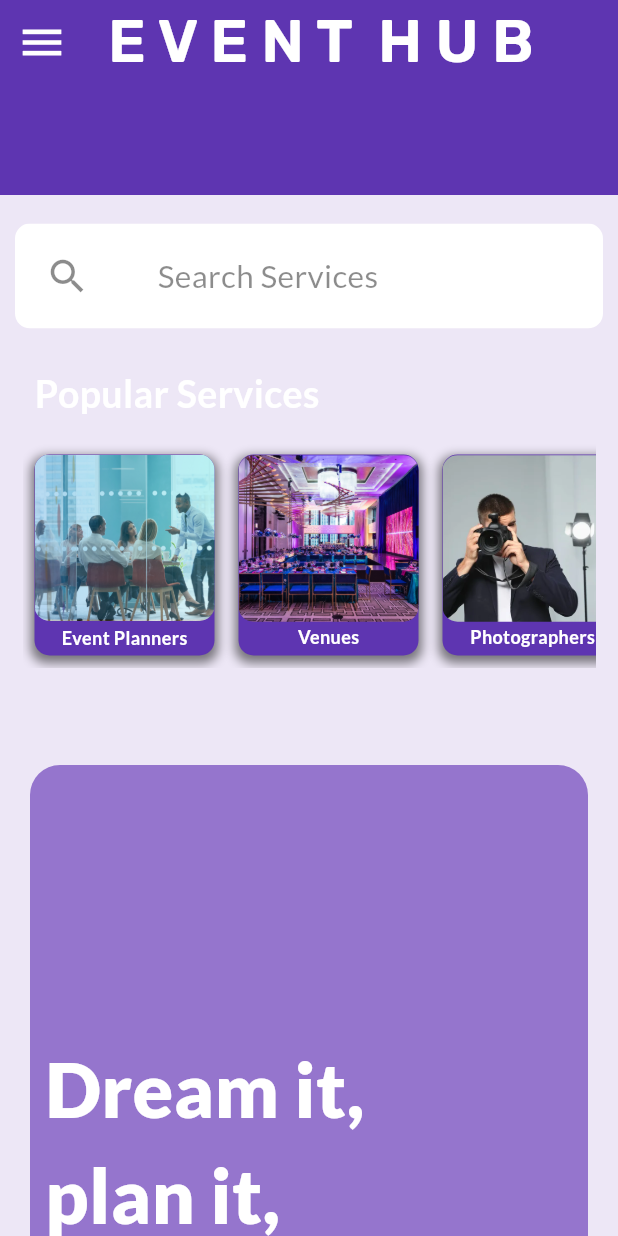
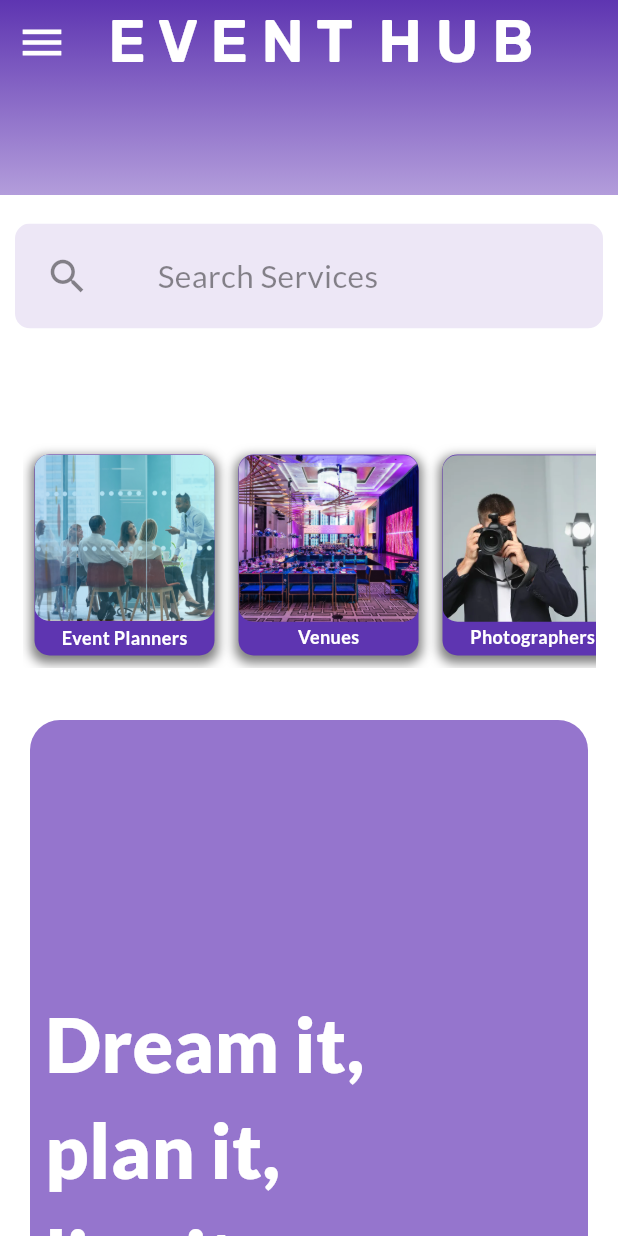
Before and after one commit to jayawardhanadskp/EventHub, a Flutter app: the customerHomePage screen opened by its route, on a phone screen of 412 x 824 dp. Run offline on Flutter 3.47's test engine with Material 3 defaults, Android fonts, the phone set to English and light mode, and no system bars; our stand-ins replace cloud_firestore, curved_navigation_bar, firebase_auth, firebase_core, firebase_messaging, firebase_storage and 9 more; missing offline and left inert: favorite_button, flutter_facebook_auth, flutter_inappwebview, flutter_paypal_checkout; accounts and stored records are empty; network calls fail; statements that could not run were skipped.

Commit message:
customer

```diff
--- a/lib/views/home/customer_home.dart
+++ b/lib/views/home/customer_home.dart
@@ -59,7 +59,7 @@
   Widget build(BuildContext context) {
     return Scaffold(
       key: _scaffoldKey,
-      backgroundColor: Colors.deepPurple[50],
+      backgroundColor: Colors.white,
       body: CustomScrollView(
         slivers: [
           SliverAppBar(
@@ -69,7 +69,7 @@
             pinned: true,
             snap: false,
             leading: IconButton(
-              icon: Icon(
+              icon: const Icon(
                 Icons.menu,
                 color: Colors.white,
                 size: 34,
@@ -81,7 +81,7 @@
             title: Text(
               'E V E N T  H U B',
               style: GoogleFonts.rubik(
-                textStyle: TextStyle(
+                textStyle: const TextStyle(
                   color: Colors.white,
                   fontSize: 40,
                   fontWeight: FontWeight.w600,
@@ -90,7 +90,14 @@
             ),
             flexibleSpace: FlexibleSpaceBar(
               background: Container(
-                color: Colors.deepPurple[600],
+                decoration: const BoxDecoration(
+                  gradient: LinearGradient(colors: [Color (0xFF5E35B1),Color (0xFFB39DDB) ],
+                  begin: FractionalOffset.topCenter,
+                    end: FractionalOffset.bottomCenter,
+                    stops: [0.0,1.0],
+                    tileMode: TileMode.clamp
+                  )
+                ),
               ),
             ),
           ),
@@ -103,15 +110,15 @@
               Padding(
                 padding: const EdgeInsets.only(right: 10, left: 10,top: 5),
                 child: ClipRRect(
-                  borderRadius: BorderRadius.all(Radius.circular(10)),
+                  borderRadius: const BorderRadius.all(Radius.circular(10)),
                   child: GestureDetector(
                     onTap: () {
-                      Navigator.push(context, MaterialPageRoute(builder: (context) => ServicesAll()));
+                      Navigator.push(context, MaterialPageRoute(builder: (context) => const ServicesAll()));
                     },
                     child: Container(
                       height: 70,
                       width: double.infinity,
-                      color: Colors.white,
+                      color: Colors.deepPurple[50],
                       child: const Row(
                         children: [
                           Padding(
@@ -137,7 +144,7 @@
             child: Padding(
               padding: const EdgeInsets.only(top: 10.0),
               child: Container(
-                color: Colors.deepPurple[50],
+                color: Colors.white,
                 child: Padding(
                   padding: const EdgeInsets.all(15.0),
                   child: popularServiceList(), // popular service list
@@ -146,19 +153,6 @@
             ),
           ),
 
-
-          SliverToBoxAdapter(
-
-            child: Padding(
-              padding: const EdgeInsets.all(15.0),
-              child: Column(
-                crossAxisAlignment: CrossAxisAlignment.stretch,
-                children: [
-
-                ],
-              ),
-            ),
-          ),
 
 
 
@@ -173,7 +167,7 @@
             child: Container(
               height: 400,
               color: Colors.deepPurple[300],
-              padding: EdgeInsets.symmetric(horizontal: 16.0),
+              padding: const EdgeInsets.symmetric(horizontal: 16.0),
               child: Container(
                 color: Colors.deepPurple[300],
                 height: 400,
```
Also changed, not shown: lib/views/login/customer_login/customer_signup.dart (+70 -101 lines), lib/views/profile/customer_profile.dart (+8 -8 lines).
